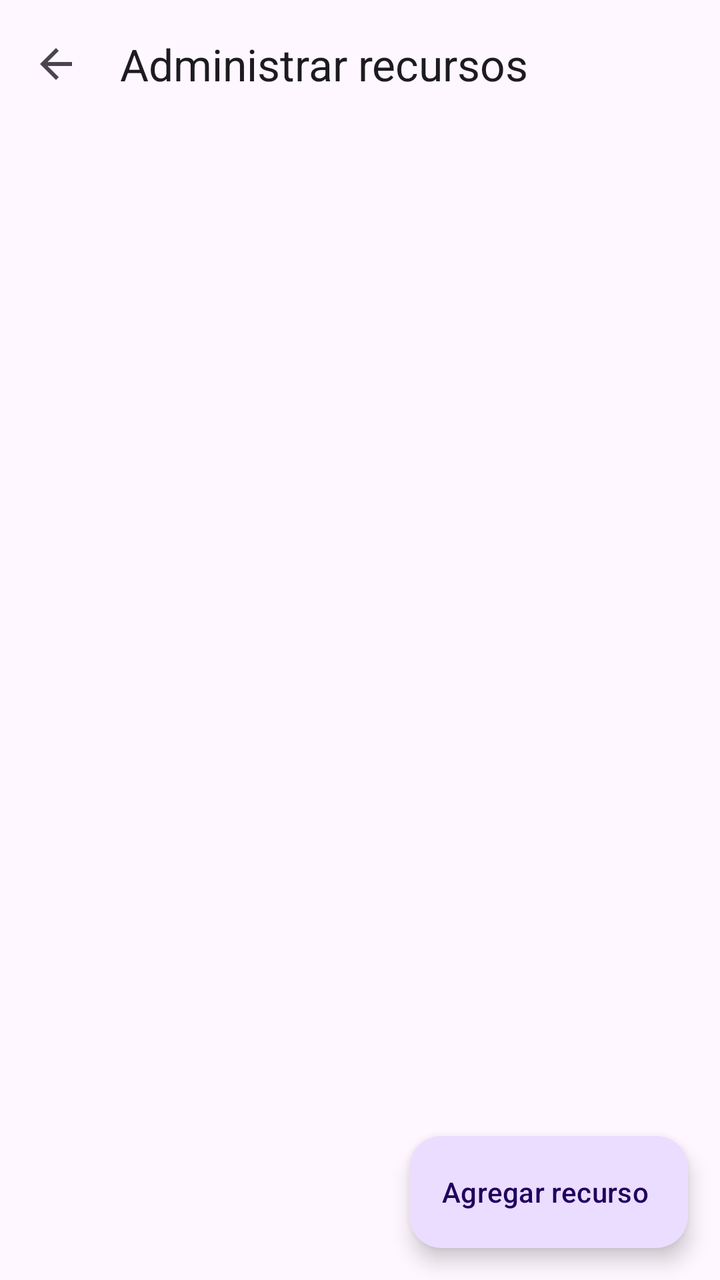
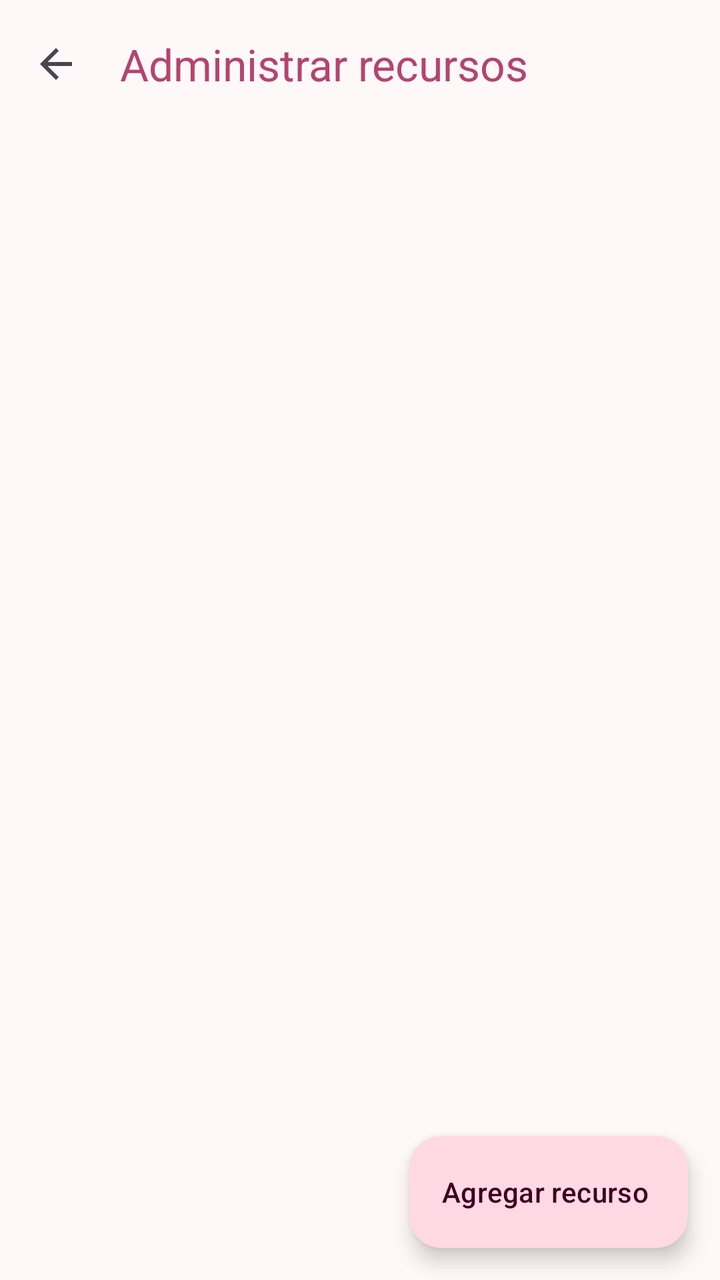

The first picture is an Android layout as it rendered before a commit; the second is the same layout after the commit. The layout source and the unified diff follow.
<!-- AndroidManifest.xml: application theme Theme.RecursosDeAprendizaje -->
<!-- res/layout/activity_admin.xml -->
<?xml version="1.0" encoding="utf-8"?>
<LinearLayout xmlns:android="http://schemas.android.com/apk/res/android"
    xmlns:app="http://schemas.android.com/apk/res-auto"
    android:id="@+id/main"
    android:layout_width="match_parent"
    android:layout_height="match_parent"
    android:fitsSystemWindows="true"
    android:orientation="vertical">

    <com.google.android.material.appbar.MaterialToolbar
        android:id="@+id/toolbar"
        android:layout_width="match_parent"
        android:layout_height="?attr/actionBarSize"
        app:navigationIcon="?attr/homeAsUpIndicator"
        app:title="@string/menu_administrar" />

    <FrameLayout
        android:layout_width="match_parent"
        android:layout_height="0dp"
        android:layout_weight="1">

        <androidx.recyclerview.widget.RecyclerView
            android:id="@+id/rvAdmin"
            android:layout_width="match_parent"
            android:layout_height="match_parent"
            android:clipToPadding="false"
            android:paddingBottom="96dp" />

        <com.google.android.material.progressindicator.CircularProgressIndicator
            android:id="@+id/progress"
            android:layout_width="wrap_content"
            android:layout_height="wrap_content"
            android:layout_gravity="center"
            android:indeterminate="true"
            android:visibility="gone" />

        <TextView
            android:id="@+id/tvVacio"
            android:layout_width="wrap_content"
            android:layout_height="wrap_content"
            android:layout_gravity="center"
            android:padding="24dp"
            android:text="@string/admin_vacio"
            android:textAppearance="?attr/textAppearanceBodyLarge"
            android:visibility="gone" />

        <com.google.android.material.floatingactionbutton.ExtendedFloatingActionButton
            android:id="@+id/fabAgregar"
            android:layout_width="wrap_content"
            android:layout_height="wrap_content"
            android:layout_gravity="bottom|end"
            android:layout_margin="16dp"
            android:text="@string/admin_agregar" />
    </FrameLayout>
</LinearLayout>
<!-- resources referenced by this layout -->
<resources>
  <string name="admin_agregar">Agregar recurso</string>
  <string name="admin_vacio">Aún no hay recursos. Agrega el primero</string>
  <string name="menu_administrar">Administrar recursos</string>
  <style name="Theme.RecursosDeAprendizaje" parent="Base.Theme.RecursosDeAprendizaje" />
  <style name="Base.Theme.RecursosDeAprendizaje" parent="Theme.Material3.DayNight.NoActionBar">
          <item name="colorPrimary">@color/primario</item>
      </style>
  <color name="primario">#1F4E9C</color>
</resources>

<!-- the commit's change to res/layout/activity_admin.xml (unified diff, before → after) -->
@@ -12,7 +12,9 @@
         android:layout_width="match_parent"
         android:layout_height="?attr/actionBarSize"
         app:navigationIcon="?attr/homeAsUpIndicator"
-        app:title="@string/menu_administrar" />
+        app:title="@string/menu_administrar"
+        app:titleTextColor="?attr/colorPrimary"
+        app:subtitleTextColor="?attr/colorSecondary" />
 
     <FrameLayout
         android:layout_width="match_parent"
<!-- resource entries referenced after the edit -->
@@ -5,8 +5,41 @@
   <string name="menu_administrar">Administrar recursos</string>
   <style name="Theme.RecursosDeAprendizaje" parent="Base.Theme.RecursosDeAprendizaje" />
   <style name="Base.Theme.RecursosDeAprendizaje" parent="Theme.Material3.DayNight.NoActionBar">
-          <item name="colorPrimary">@color/primario</item>
+          <item name="colorPrimary">@color/rosa</item>
+          <item name="colorOnPrimary">@color/white</item>
+          <item name="colorPrimaryContainer">@color/rosa_claro</item>
+          <item name="colorOnPrimaryContainer">#3E0021</item>
+          <item name="colorSecondary">@color/lila</item>
+          <item name="colorOnSecondary">@color/white</item>
+          <item name="colorSecondaryContainer">@color/lila_claro</item>
+          <item name="colorOnSecondaryContainer">#2A0A4A</item>
+          <item name="android:colorBackground">@color/rosa_fondo</item>
+          <item name="colorSurface">@color/rosa_fondo</item>
+          <item name="colorSurfaceContainerLow">@color/rosa_superficie</item>
+          <item name="colorSurfaceContainer">@color/rosa_superficie</item>
+          <item name="colorSurfaceContainerHigh">@color/rosa_claro</item>
+          <item name="shapeAppearanceSmallComponent">@style/ShapeAppearance.App.Small</item>
+          <item name="shapeAppearanceMediumComponent">@style/ShapeAppearance.App.Medium</item>
+          <item name="shapeAppearanceLargeComponent">@style/ShapeAppearance.App.Large</item>
       </style>
-  <color name="primario">#1F4E9C</color>
+  <color name="rosa">#B5446E</color>
+  <color name="white">#FFFFFFFF</color>
+  <color name="rosa_claro">#FFD9E3</color>
+  <color name="lila">#7E5A9B</color>
+  <color name="lila_claro">#EBDDFF</color>
+  <color name="rosa_fondo">#FFF8F9</color>
+  <color name="rosa_superficie">#FDECF0</color>
+  <style name="ShapeAppearance.App.Small" parent="ShapeAppearance.Material3.SmallComponent">
+          <item name="cornerFamily">rounded</item>
+          <item name="cornerSize">16dp</item>
+      </style>
+  <style name="ShapeAppearance.App.Medium" parent="ShapeAppearance.Material3.MediumComponent">
+          <item name="cornerFamily">rounded</item>
+          <item name="cornerSize">24dp</item>
+      </style>
+  <style name="ShapeAppearance.App.Large" parent="ShapeAppearance.Material3.LargeComponent">
+          <item name="cornerFamily">rounded</item>
+          <item name="cornerSize">28dp</item>
+      </style>
 </resources>
 
